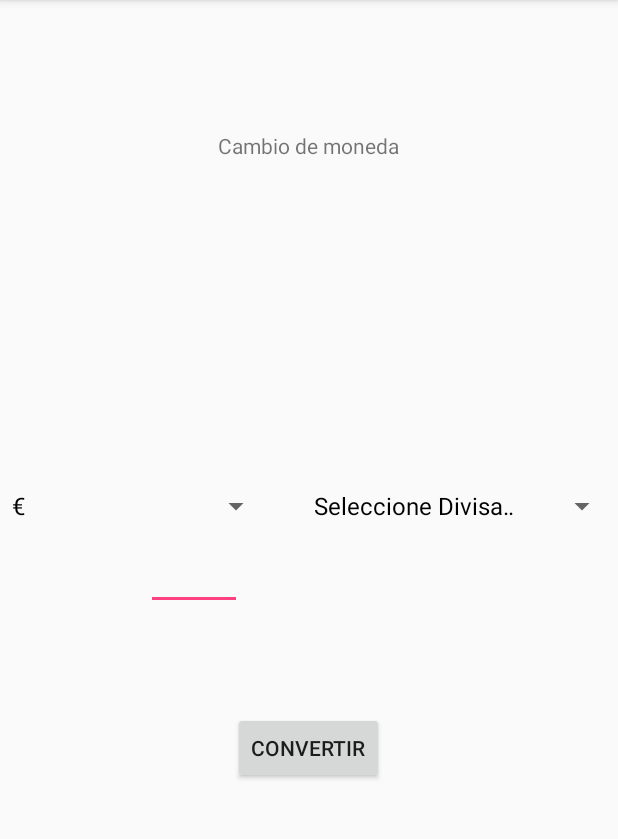
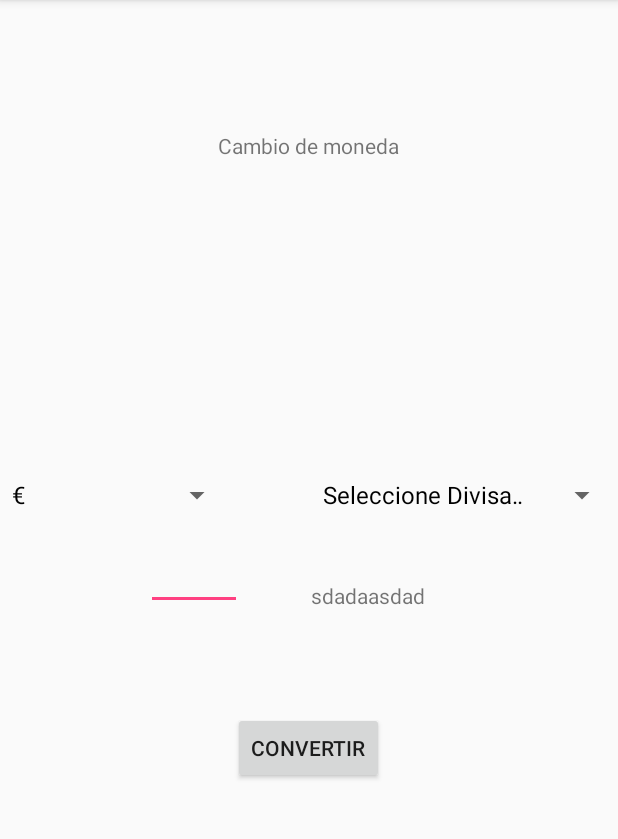
Before and after one commit to adriagaca/GranCentre, an Android app: the activity_money screen opened directly, with no data from a screen before it, on a phone screen of 412 x 824 dp, the part 84-923 px from its top. Run offline under Robolectric (Android 15) with nearby library versions, the phone set to English and light mode, and no system bars.

Commit message:
activity y java de agrego mi ultima parte money y su respectivo java ultimo fijo xD

```diff
--- a/app/src/main/res/layout/activity_money.xml
+++ b/app/src/main/res/layout/activity_money.xml
@@ -21,10 +21,10 @@
         android:id="@+id/result"
         android:layout_width="wrap_content"
         android:layout_height="wrap_content"
-        android:layout_alignTop="@+id/n"
-
-        android:layout_marginLeft="40dp"
-        android:layout_toRightOf="@+id/n" />
+        android:layout_above="@+id/convertir"
+        android:layout_alignLeft="@+id/sp_desti"
+        android:layout_alignStart="@+id/sp_desti"
+        android:text="sdadaasdad" />
 
     <TextView
         android:id="@+id/titulo"
@@ -37,19 +37,22 @@
 
     <Spinner
         android:id="@+id/sp_ori"
-        android:layout_width="match_parent"
+        android:layout_width="400px"
         android:layout_height="wrap_content"
-        android:layout_above="@+id/result"
-        android:layout_alignEnd="@+id/result"
 
-        android:layout_alignRight="@+id/result"
-        android:layout_marginRight="20dp" />
+        android:layout_above="@+id/n"
+        android:layout_marginBottom="7dp"
+        android:layout_toLeftOf="@+id/convertir"
+        android:layout_toStartOf="@+id/convertir" />
 
     <Spinner
         android:id="@+id/sp_desti"
-        android:layout_width="match_parent"
+        android:layout_width="400px"
         android:layout_height="wrap_content"
         android:layout_alignTop="@+id/sp_ori"
+        android:layout_marginLeft="52dp"
+        android:layout_marginStart="52dp"
+        android:layout_toEndOf="@+id/sp_ori"
         android:layout_toRightOf="@+id/sp_ori" />
 
     <Button
```
